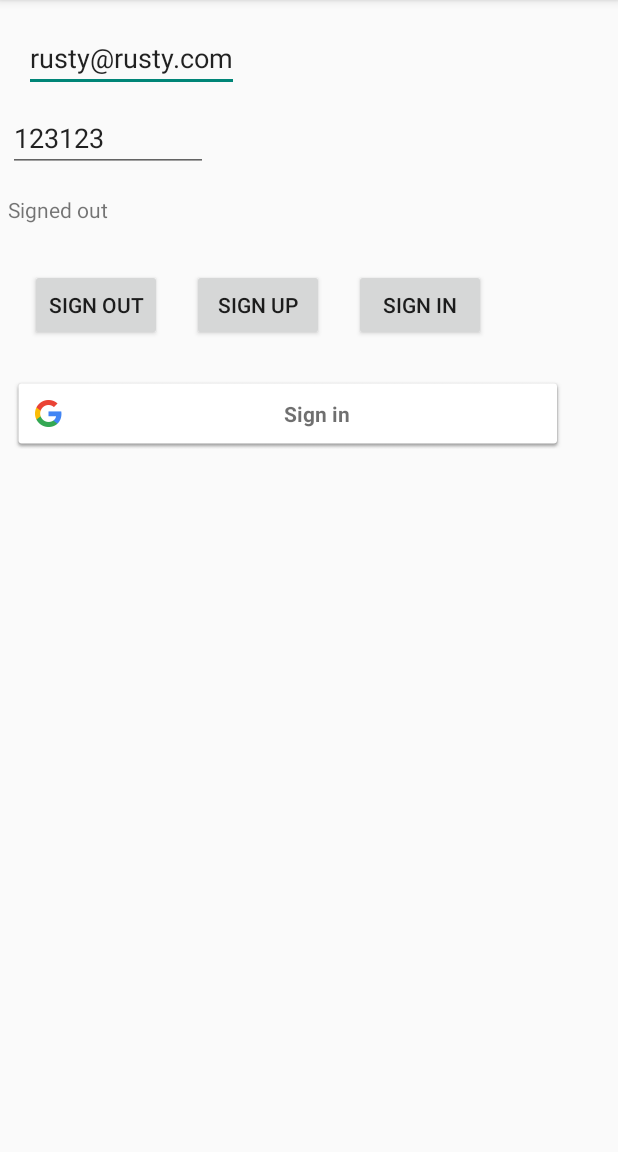
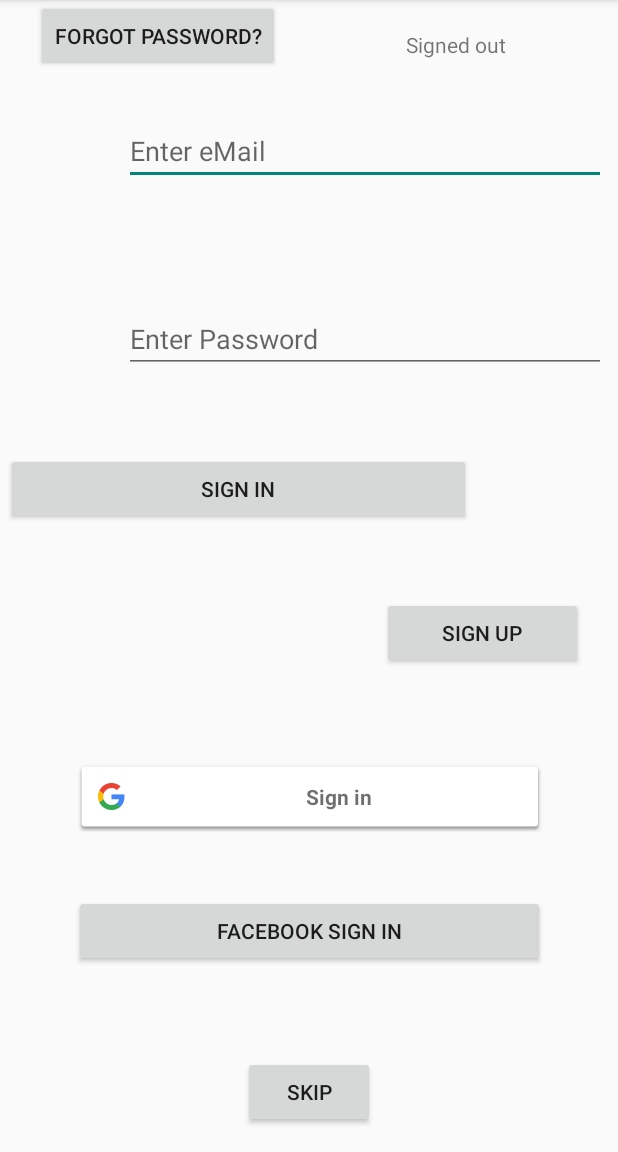
Before and after one commit to OlgaAbir/Ex02_Mobile, an Android app: the screen it shows after launch (MainActivity), on a phone screen of 412 x 824 dp, the part 84-1236 px from its top. Run offline under Robolectric (Android 15) with nearby library versions, the light colour scheme and no system bars; our stand-ins replace Firebase (no records; nobody signed in at launch, a user with empty details on screens opened directly).

Commit message:
ui design improvement

```diff
--- a/FirebaseAuthAndConfig/app/src/main/java/com/deanoy/user/firebaseauthandconfig/MainActivity.java
+++ b/FirebaseAuthAndConfig/app/src/main/java/com/deanoy/user/firebaseauthandconfig/MainActivity.java
@@ -38,7 +38,7 @@ public class MainActivity extends Activity {
     private EditText metEmail;
     private EditText metPassword;
     private TextView mtvUserDetails;
-    private GoogleSignInOptions gso;
+    private GoogleSignInOptions mGoogleSignInOptions;
     private GoogleSignInClient mGoogleSignInClient;
     private SignInButton mGoogleSignInButton;
 
@@ -51,7 +51,7 @@ public class MainActivity extends Activity {
         this.metPassword = findViewById(R.id.etPassword);
         this.mtvUserDetails = findViewById(R.id.tvUserDetails);
         this.mAuth = FirebaseAuth.getInstance();
-        this.mGoogleSignInButton = findViewById(R.id.sign_in_button);
+        this.mGoogleSignInButton = findViewById(R.id.btnGoogleSignIn);
         this.mGoogleSignInButton .setSize(SignInButton.SIZE_STANDARD);
         this.mGoogleSignInButton.setOnClickListener(new View.OnClickListener() {
             @Override
@@ -65,11 +65,11 @@ public class MainActivity extends Activity {
 
         // Configure sign-in to request the user's ID, email address, and basic
         // profile. ID and basic profile are included in DEFAULT_SIGN_IN.
-        gso = new GoogleSignInOptions.Builder(GoogleSignInOptions.DEFAULT_SIGN_IN)
+        mGoogleSignInOptions = new GoogleSignInOptions.Builder(GoogleSignInOptions.DEFAULT_SIGN_IN)
                 .requestEmail()
                 .build();
         // Build a GoogleSignInClient with the options specified by gso.
-        mGoogleSignInClient = GoogleSignIn.getClient(this, gso);
+        mGoogleSignInClient = GoogleSignIn.getClient(this, mGoogleSignInOptions);
     }
 
     @Override
--- a/FirebaseAuthAndConfig/app/src/main/res/layout/activity_main.xml
+++ b/FirebaseAuthAndConfig/app/src/main/res/layout/activity_main.xml
@@ -8,79 +8,134 @@
 
     <EditText
         android:id="@+id/etEmail"
-        android:layout_width="wrap_content"
+        android:layout_width="321dp"
         android:layout_height="wrap_content"
-        android:layout_marginLeft="16dp"
-        android:layout_marginTop="16dp"
+        android:layout_marginBottom="8dp"
+        android:layout_marginEnd="8dp"
+        android:layout_marginLeft="28dp"
+        android:layout_marginTop="60dp"
         android:hint="Enter eMail"
-        android:text="rusty@rusty.com"
+        app:layout_constraintBottom_toBottomOf="parent"
+        app:layout_constraintEnd_toEndOf="parent"
         app:layout_constraintLeft_toLeftOf="parent"
-        app:layout_constraintTop_toTopOf="parent" />
+        app:layout_constraintTop_toTopOf="parent"
+        app:layout_constraintVertical_bias="0.027" />
 
     <EditText
         android:id="@+id/etPassword"
-        android:layout_width="wrap_content"
+        android:layout_width="321dp"
         android:layout_height="wrap_content"
-        android:layout_marginLeft="5dp"
+        android:layout_marginBottom="8dp"
+        android:layout_marginEnd="8dp"
+        android:layout_marginLeft="12dp"
         android:layout_marginTop="8dp"
         android:hint="Enter Password"
-        android:text="123123"
+        app:layout_constraintBottom_toBottomOf="parent"
+        app:layout_constraintEnd_toEndOf="parent"
         app:layout_constraintLeft_toLeftOf="parent"
-        app:layout_constraintTop_toBottomOf="@+id/etEmail" />
+        app:layout_constraintTop_toTopOf="parent"
+        app:layout_constraintVertical_bias="0.276" />
 
     <TextView
         android:id="@+id/tvUserDetails"
-        android:layout_width="wrap_content"
-        android:layout_height="wrap_content"
-        android:layout_marginLeft="5dp"
-        android:layout_marginTop="15dp"
+        android:layout_width="125dp"
+        android:layout_height="32dp"
+        android:layout_marginBottom="8dp"
+        android:layout_marginEnd="16dp"
+        android:layout_marginLeft="68dp"
+        android:layout_marginTop="8dp"
         android:text="Enter login details"
+        app:layout_constraintBottom_toBottomOf="parent"
+        app:layout_constraintEnd_toEndOf="parent"
         app:layout_constraintLeft_toLeftOf="parent"
-        app:layout_constraintTop_toBottomOf="@+id/etPassword" />
+        app:layout_constraintTop_toTopOf="parent"
+        app:layout_constraintVertical_bias="0.017" />
 
     <Button
         android:id="@+id/btnSignUp"
-        android:layout_width="wrap_content"
+        android:layout_width="134dp"
         android:layout_height="wrap_content"
-        android:layout_marginStart="20dp"
-        android:layout_marginTop="30dp"
+        android:layout_marginBottom="8dp"
+        android:layout_marginEnd="8dp"
+        android:layout_marginRight="16dp"
+        android:layout_marginStart="8dp"
+        android:layout_marginTop="8dp"
         android:onClick="onSignUpClick"
         android:text="Sign Up"
-        app:layout_constraintStart_toEndOf="@+id/btnSignout"
-        app:layout_constraintTop_toBottomOf="@+id/tvUserDetails" />
-
-    <Button
-        android:id="@+id/btnSignout"
-        android:layout_width="wrap_content"
-        android:layout_height="wrap_content"
-        android:layout_marginStart="20dp"
-        android:layout_marginTop="30dp"
-        android:onClick="onSignOutClick"
-        android:text="Sign out"
+        app:layout_constraintBottom_toBottomOf="parent"
+        app:layout_constraintEnd_toEndOf="parent"
+        app:layout_constraintHorizontal_bias="0.941"
+        app:layout_constraintRight_toRightOf="parent"
         app:layout_constraintStart_toStartOf="parent"
-        app:layout_constraintTop_toBottomOf="@+id/tvUserDetails" />
+        app:layout_constraintTop_toTopOf="parent"
+        app:layout_constraintVertical_bias="0.554" />
 
     <Button
         android:id="@+id/btnSignIn"
+        android:layout_width="310dp"
+        android:layout_height="48dp"
+        android:layout_marginBottom="8dp"
+        android:layout_marginRight="16dp"
+        android:layout_marginStart="4dp"
+        android:layout_marginTop="8dp"
+        android:onClick="onSignInClick"
+        android:text="Sign In"
+        app:layout_constraintBottom_toBottomOf="parent"
+        app:layout_constraintRight_toRightOf="parent"
+        app:layout_constraintStart_toStartOf="parent"
+        app:layout_constraintTop_toTopOf="parent"
+        app:layout_constraintVertical_bias="0.418" />
+
+    <com.google.android.gms.common.SignInButton
+        android:id="@+id/btnGoogleSignIn"
+        android:layout_width="313dp"
+        android:layout_height="wrap_content"
+        android:layout_marginBottom="8dp"
+        android:layout_marginTop="8dp"
+        app:layout_constraintBottom_toBottomOf="parent"
+        app:layout_constraintEnd_toEndOf="parent"
+        app:layout_constraintHorizontal_bias="0.51"
+        app:layout_constraintLeft_toLeftOf="parent"
+        app:layout_constraintRight_toRightOf="parent"
+        app:layout_constraintStart_toStartOf="parent"
+        app:layout_constraintTop_toTopOf="parent"
+        app:layout_constraintVertical_bias="0.709" />
+
+    <Button
+        android:id="@+id/btnFacebookSignIn"
+        android:layout_width="314dp"
+        android:layout_height="wrap_content"
+        android:layout_marginBottom="8dp"
+        android:layout_marginTop="8dp"
+        android:text="Facebook Sign In"
+        app:layout_constraintBottom_toBottomOf="parent"
+        app:layout_constraintEnd_toEndOf="parent"
+        app:layout_constraintLeft_toLeftOf="parent"
+        app:layout_constraintRight_toRightOf="parent"
+        app:layout_constraintStart_toStartOf="parent"
+        app:layout_constraintTop_toTopOf="parent"
+        app:layout_constraintVertical_bias="0.836" />
+
+    <Button
+        android:id="@+id/btnForgotPassword"
         android:layout_width="wrap_content"
         android:layout_height="wrap_content"
-        android:layout_marginStart="20dp"
-        android:layout_marginTop="30dp"
-        android:onClick="onSignInClick"
-        android:text="Sign In"
-        app:layout_constraintStart_toEndOf="@+id/btnSignUp"
-        app:layout_constraintTop_toBottomOf="@+id/tvUserDetails" />
+        android:layout_marginLeft="24dp"
+        android:text="Forgot password?"
+        app:layout_constraintLeft_toLeftOf="parent"
+        tools:layout_editor_absoluteY="256dp" />
 
-    <com.google.android.gms.common.SignInButton
-        android:id="@+id/sign_in_button"
-        android:layout_width="368dp"
+    <Button
+        android:id="@+id/btnSkip"
+        android:layout_width="wrap_content"
         android:layout_height="wrap_content"
-        android:layout_marginEnd="8dp"
-        android:layout_marginStart="8dp"
-        android:layout_marginTop="24dp"
-        app:layout_constraintEnd_toEndOf="parent"
-        app:layout_constraintHorizontal_bias="0.0"
-        app:layout_constraintStart_toStartOf="parent"
-        app:layout_constraintTop_toBottomOf="@+id/btnSignout" />
+        android:layout_marginBottom="16dp"
+        android:layout_marginTop="8dp"
+        android:text="Skip"
+        app:layout_constraintBottom_toBottomOf="parent"
+        app:layout_constraintLeft_toLeftOf="parent"
+        app:layout_constraintRight_toRightOf="parent"
+        app:layout_constraintTop_toTopOf="parent"
+        app:layout_constraintVertical_bias="1.0" />
 
 </android.support.constraint.ConstraintLayout>
```
